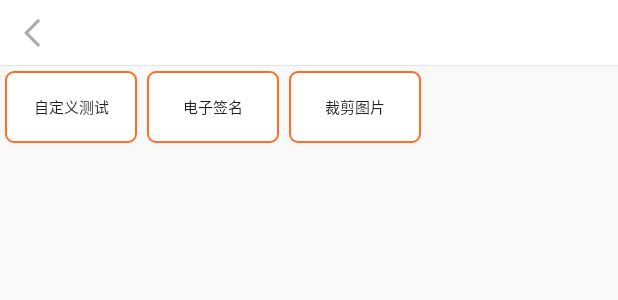
After one commit to MrLiMiss/Fairy, an Android app: the layout activity_custom_view.xml on its own in the app's theme, with its tools: preview values and no code run, on a phone screen of 412 x 824 dp. The commit adds this screen. Shown: the top 300 px of the screen. Run offline under Robolectric (Android 15) with nearby library versions, the phone set to English and light mode, and no system bars.

Commit message:
task  调整样式布局

```diff
--- a/app/src/main/AndroidManifest.xml
+++ b/app/src/main/AndroidManifest.xml
@@ -66,6 +66,7 @@
         <activity android:name=".activityLificycle.AboutActivity" />
         <activity android:name=".wedget.sign.SignNameActivity"
             android:theme="@style/AppTheme.NoActionBar"/>
+        <activity android:name=".customView.CustomViewActivity" />
     </application>
 
 </manifest>
--- a/app/src/main/java/com/tengfei/fairy/wedget/sign/SignNameActivity.java
+++ b/app/src/main/java/com/tengfei/fairy/wedget/sign/SignNameActivity.java
@@ -22,10 +22,9 @@ import org.json.JSONObject;
 
 
 /**
- * 电子签名
+ * 电子签名Activity
  */
 public class SignNameActivity extends BaseActivity implements View.OnClickListener, SignatureView.ISignatureCallBack {
-
 
     private TextView mSignTipsTv;
     private TextView mCancleBtn;
@@ -78,7 +77,7 @@ public class SignNameActivity extends BaseActivity implements View.OnClickListen
         mClearBtn.setOnClickListener(this);
         mFinishBtn.setOnClickListener(this);
         mSignatureView.setSignatureCallBack(this);
-        findViewById(R.id.ivLogin).setOnClickListener(v -> finish());
+        findViewById(R.id.iv_back).setOnClickListener(v -> finish());
     }
 
     @Override
--- a/app/src/main/java/com/tengfei/fairy/wedget/sign/SignatureView.java
+++ b/app/src/main/java/com/tengfei/fairy/wedget/sign/SignatureView.java
@@ -25,9 +25,7 @@ import java.io.OutputStream;
 
 
 /**
- * @author： lizhi.
- * @date：2020/12/29-2:37 PM
- * @desc: 电子签名
+ * 签名View
  */
 public class SignatureView extends View {
     private Context mContext;
--- /dev/null
+++ b/app/src/main/res/drawable/btn_my_bg.xml
@@ -0,0 +1,10 @@
+<?xml version="1.0" encoding="utf-8"?>
+<shape xmlns:android="http://schemas.android.com/apk/res/android"
+    android:shape="rectangle">
+    <solid android:color="@color/colorWhite" />
+    <stroke
+        android:width="1dip"
+        android:color="@color/color_5184FA" />
+    <corners android:radius="5dp"/>
+
+</shape>
--- a/app/src/main/res/layout/actionbar_layout.xml
+++ b/app/src/main/res/layout/actionbar_layout.xml
@@ -46,7 +46,7 @@
                 android:layout_height="match_parent"
                 android:paddingLeft="@dimen/spacing_normal"
                 android:paddingRight="@dimen/spacing_normal"
-                android:src="@drawable/ic_back_left" />
+                android:src="@drawable/back_login_new" />
 
 
         </LinearLayout>
--- /dev/null
+++ b/app/src/main/res/layout/activity_custom_view.xml
@@ -0,0 +1,35 @@
+<?xml version="1.0" encoding="utf-8"?>
+<LinearLayout xmlns:android="http://schemas.android.com/apk/res/android"
+    android:layout_width="match_parent"
+    android:layout_height="match_parent"
+    android:orientation="vertical">
+    <include layout="@layout/invest_head_title" />
+    <ScrollView
+        android:layout_width="match_parent"
+        android:layout_height="wrap_content"
+        android:scrollbars="none">
+
+        <LinearLayout
+            android:layout_width="match_parent"
+            android:layout_height="match_parent"
+            android:orientation="horizontal">
+            <Button
+                android:id="@+id/btn_my_view"
+                style="@style/mybutton"
+                android:text="自定义测试" />
+            <Button
+                android:id="@+id/btn_sign"
+                style="@style/mybutton"
+                android:text="电子签名" />
+            <Button
+                android:id="@+id/btn_cropPicyure"
+                style="@style/mybutton"
+                android:text="裁剪图片" />
+
+        </LinearLayout>
+
+    </ScrollView>
+
+
+
+</LinearLayout>
--- a/app/src/main/res/layout/activity_myview.xml
+++ b/app/src/main/res/layout/activity_myview.xml
@@ -12,7 +12,7 @@
         android:background="@color/colorWhite"
         app:hideSearch="true"
         app:showDividers="none"
-        app:titleStr="自定义view" />
+        app:titleStr="view test" />
 
     <ScrollView
         android:id="@+id/view_scrollview"
--- a/app/src/main/res/layout/invest_head_title.xml
+++ b/app/src/main/res/layout/invest_head_title.xml
@@ -6,7 +6,7 @@
     android:background="@color/white">
 
     <LinearLayout
-        android:id="@+id/ivLogin"
+        android:id="@+id/iv_back"
         android:layout_width="44dp"
         android:layout_height="43dp"
         android:gravity="center">
@@ -23,7 +23,7 @@
         android:layout_width="30dp"
         android:layout_height="30dp"
         android:layout_centerVertical="true"
-        android:layout_toRightOf="@id/ivLogin"
+        android:layout_toRightOf="@id/iv_back"
         android:src="@drawable/icon_close"
         android:text="关闭"
         android:visibility="gone" />
--- a/app/src/main/res/values/styles.xml
+++ b/app/src/main/res/values/styles.xml
@@ -119,4 +119,29 @@
 
     </style>
 
+    <style name="textviewbutton" >
+        <item name="android:layout_width">match_parent</item>
+        <item name="android:layout_height">match_parent</item>
+        <item name="android:layout_marginLeft">10dp</item>
+
+    </style>
+    <!--确认/取消  深橙、浅橙 单行样式-->
+    <style name="ButtonConfrim" parent="@style/Widget.AppCompat.Button.Borderless">
+        <item name="android:layout_width">match_parent</item>
+        <item name="android:layout_height">44dp</item>
+        <item name="android:background">@drawable/btn_confirm</item>
+        <item name="android:textColor">@color/white</item>
+        <item name="android:enabled">false</item>
+        <item name="android:textSize">@dimen/text_size_18</item>
+    </style>
+
+    <style name="mybutton"  parent="@style/Widget.AppCompat.Button.Borderless">
+        <item name="android:layout_width">wrap_content</item>
+        <item name="android:layout_height">wrap_content</item>
+        <item name="android:background">@drawable/btn_my_bg</item>
+        <item name="android:gravity">center</item>
+        <item name="android:layout_margin">3dp</item>
+        <item name="android:textSize">10sp</item>
+    </style>
+
 </resources>
```
Also changed, not shown: app/src/main/java/com/tengfei/fairy/customView/CustomViewActivity.java (added, +70 -0 lines), app/src/main/java/com/tengfei/fairy/fragment/HonorFragment.java (+2 -5 lines), app/src/main/java/com/tengfei/fairy/utils/IntentUtils.java (+13 -0 lines), app/src/main/res/drawable/btn_confirm.xml (added, +8 -0 lines), app/src/main/res/drawable/shape_rect_gray.xml (added, +7 -0 lines), app/src/main/res/drawable/shape_rect_orange_4.xml (added, +8 -0 lines), app/src/main/res/layout/fragment_honor.xml (+0 -8 lines), app/src/main/res/values/dimens.xml (+31 -0 lines).
